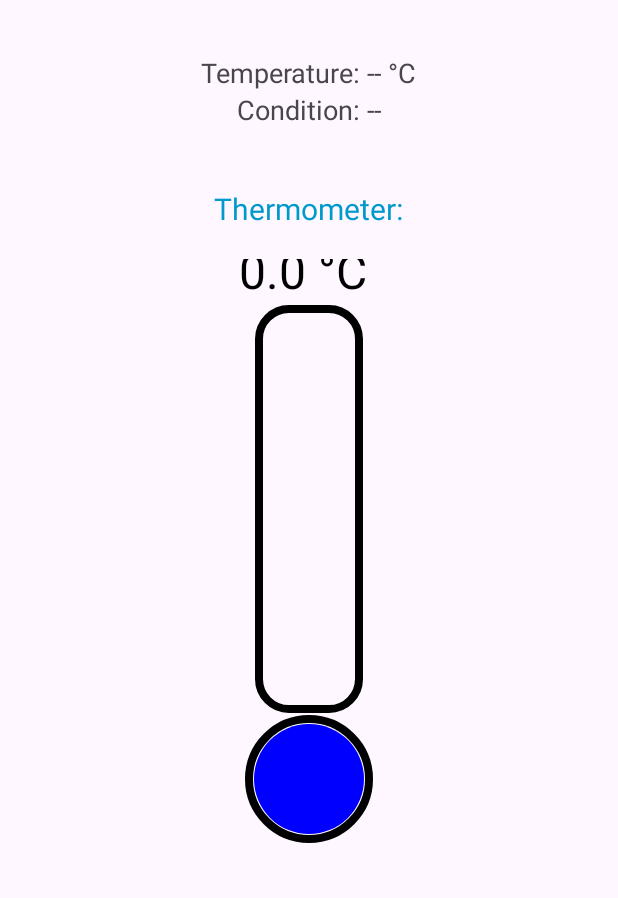
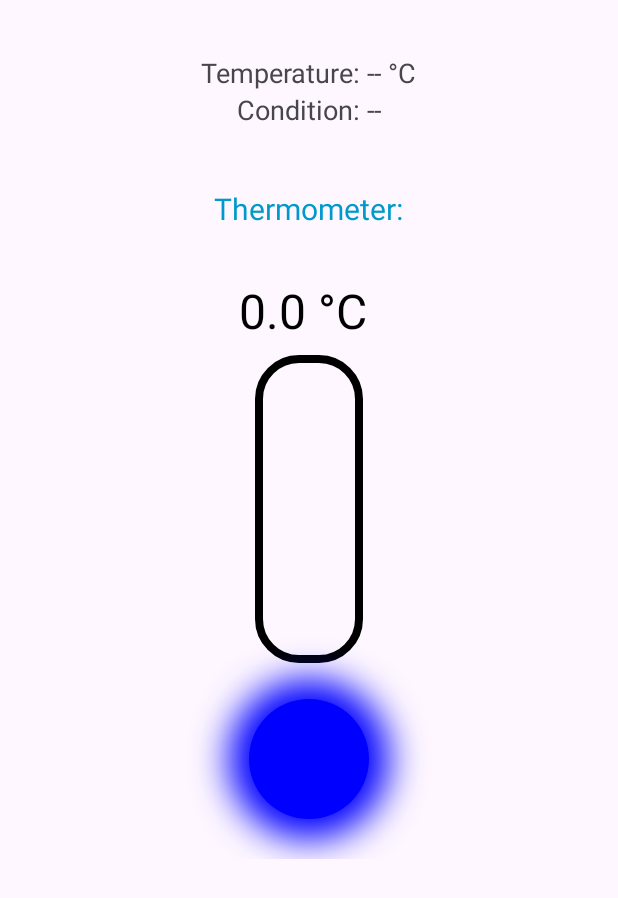
Before and after one commit to Deepakrajadurai/WeatherTalk, an Android app: the layout activity_weather_detail.xml on its own in the app's theme, with its tools: preview values and no code run, on a phone screen of 412 x 824 dp. Shown: the top 898 px of the screen. Run offline under Robolectric (Android 15) with nearby library versions, the phone set to English and light mode, and no system bars.

Commit message:
Thermometer with color

```diff
--- a/app/src/main/java/com/example/weathertalk/CustomWeatherView.java
+++ b/app/src/main/java/com/example/weathertalk/CustomWeatherView.java
@@ -1,27 +1,84 @@
 package com.example.weathertalk;
 
+import android.animation.ValueAnimator;
 import android.content.Context;
+import android.graphics.BlurMaskFilter;
 import android.graphics.Canvas;
 import android.graphics.Color;
 import android.graphics.Paint;
+import android.graphics.Path;
+import android.graphics.RectF;
 import android.util.AttributeSet;
 import android.view.View;
+import android.view.animation.LinearInterpolator;
 
 public class CustomWeatherView extends View {
 
-    private float temperature = 0f; // default
-    private Paint paint;
+    private float temperature = 0f;
+    private Paint outlinePaint;
+    private Paint fillPaint;
+    private Paint glowPaint;
+
+    private int currentColor = Color.BLUE; // default
+    private float pulseScale = 1.0f;
+    private ValueAnimator pulseAnimator;
 
     public CustomWeatherView(Context context, AttributeSet attrs) {
         super(context, attrs);
-        paint = new Paint();
-        paint.setAntiAlias(true);
+
+        outlinePaint = new Paint();
+        outlinePaint.setAntiAlias(true);
+        outlinePaint.setStyle(Paint.Style.STROKE);
+        outlinePaint.setStrokeWidth(8);
+        outlinePaint.setColor(Color.BLACK);
+
+        fillPaint = new Paint();
+        fillPaint.setAntiAlias(true);
+        fillPaint.setStyle(Paint.Style.FILL);
+
+        glowPaint = new Paint();
+        glowPaint.setAntiAlias(true);
+        glowPaint.setStyle(Paint.Style.FILL);
+        glowPaint.setMaskFilter(new BlurMaskFilter(30, BlurMaskFilter.Blur.NORMAL));
+        setLayerType(LAYER_TYPE_SOFTWARE, null);
     }
 
-    // Allow activity to set temperature
-    public void setTemperature(float temp) {
-        this.temperature = temp;
-        invalidate(); // redraw when new value set
+    // Update temperature + handle pulse
+    public void setTemperature(float newTemp) {
+        this.temperature = newTemp;
+        invalidate();
+
+        if (newTemp > 30) {
+            startPulseAnimation();
+        } else {
+            stopPulseAnimation();
+        }
+    }
+
+    private void startPulseAnimation() {
+        if (pulseAnimator != null && pulseAnimator.isRunning()) return;
+
+        pulseAnimator = ValueAnimator.ofFloat(1f, 1.2f);
+        pulseAnimator.setDuration(600);
+        pulseAnimator.setRepeatMode(ValueAnimator.REVERSE);
+        pulseAnimator.setRepeatCount(ValueAnimator.INFINITE);
+        pulseAnimator.setInterpolator(new LinearInterpolator());
+
+        pulseAnimator.addUpdateListener(animation -> {
+            pulseScale = (float) animation.getAnimatedValue();
+            invalidate();
+        });
+
+        pulseAnimator.start();
+    }
+
+    private void stopPulseAnimation() {
+        if (pulseAnimator != null) {
+            pulseAnimator.cancel();
+            pulseAnimator = null;
+        }
+        pulseScale = 1.0f;
+        invalidate();
     }
 
     @Override
@@ -31,45 +88,57 @@ public class CustomWeatherView extends View {
         int width = getWidth();
         int height = getHeight();
 
-        // --- Draw outline of thermometer ---
-        paint.setStyle(Paint.Style.STROKE);
-        paint.setStrokeWidth(8);
-        paint.setColor(Color.BLACK);
-
-        // Thermometer tube
         float tubeLeft = width / 3f;
         float tubeRight = 2 * width / 3f;
-        float tubeTop = 50;
-        float tubeBottom = height - 150;
-        canvas.drawRoundRect(tubeLeft, tubeTop, tubeRight, tubeBottom, 30, 30, paint);
+        float tubeTop = 100;
+        float tubeBottom = height - 200;
+        float cornerRadius = 40f;
 
-        // Bulb outline
-        canvas.drawCircle(width / 2f, height - 80, 60, paint);
+        // Thermometer outline
+        RectF tubeRect = new RectF(tubeLeft, tubeTop, tubeRight, tubeBottom);
+        canvas.drawRoundRect(tubeRect, cornerRadius, cornerRadius, outlinePaint);
 
-        // --- Fill level based on temperature ---
-        float maxTemp = 50f; // scale max
+        // Map temperature to fill height
+        float maxTemp = 50f;
         float clampedTemp = Math.max(0, Math.min(maxTemp, temperature));
         float fillHeight = (clampedTemp / maxTemp) * (tubeBottom - tubeTop);
+        float fillTop = tubeBottom - fillHeight;
 
-        // Color: cold=blue, medium=orange, hot=red
+        // Color by range (and sync bulb + glow)
         if (clampedTemp < 15) {
-            paint.setColor(Color.BLUE);
+            currentColor = Color.BLUE;
         } else if (clampedTemp < 30) {
-            paint.setColor(Color.rgb(255, 140, 0)); // orange
+            currentColor = Color.rgb(255, 140, 0); // orange
         } else {
-            paint.setColor(Color.RED);
+            currentColor = Color.RED;
         }
-        paint.setStyle(Paint.Style.FILL);
 
-        // Fill tube
-        canvas.drawRoundRect(tubeLeft, tubeBottom - fillHeight, tubeRight, tubeBottom, 30, 30, paint);
-        // Fill bulb
-        canvas.drawCircle(width / 2f, height - 80, 55, paint);
+        fillPaint.setColor(currentColor);
+        glowPaint.setColor(currentColor);
 
-        // --- Draw temperature text ---
-        paint.setColor(Color.BLACK);
-        paint.setTextSize(48f);
-        paint.setStyle(Paint.Style.FILL);
-        canvas.drawText(temperature + " °C", width / 2f - 70, tubeTop - 20, paint);
+        // ✅ Clip fill to the rounded rect path
+        canvas.save();
+        Path clipPath = new Path();
+        clipPath.addRoundRect(tubeRect, cornerRadius, cornerRadius, Path.Direction.CW);
+        canvas.clipPath(clipPath);
+
+        canvas.drawRect(tubeLeft, fillTop, tubeRight, tubeBottom, fillPaint);
+        canvas.restore();
+
+        // Bulb at bottom (same color as tube)
+        float bulbRadius = 60;
+        float bulbCenterY = height - 100;
+        canvas.drawCircle(width / 2f, bulbCenterY, bulbRadius, fillPaint);
+
+        // Glow around bulb (same color, scaled if pulsing)
+        float glowRadius = 80 * pulseScale;
+        canvas.drawCircle(width / 2f, bulbCenterY, glowRadius, glowPaint);
+
+        // Label text
+        Paint textPaint = new Paint();
+        textPaint.setAntiAlias(true);
+        textPaint.setColor(Color.BLACK);
+        textPaint.setTextSize(48f);
+        canvas.drawText(String.format("%.1f °C", temperature), width / 2f - 70, tubeTop - 30, textPaint);
     }
 }
```
Also changed, not shown: app/src/main/java/com/example/weathertalk/ChatbotActivity.java (+74 -24 lines).
